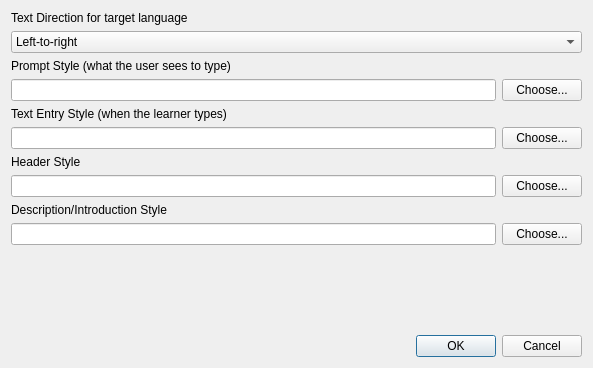
First picture: the form in edittextstylesdialog.ui, repository adamb924/TypingTutor, before the edit.
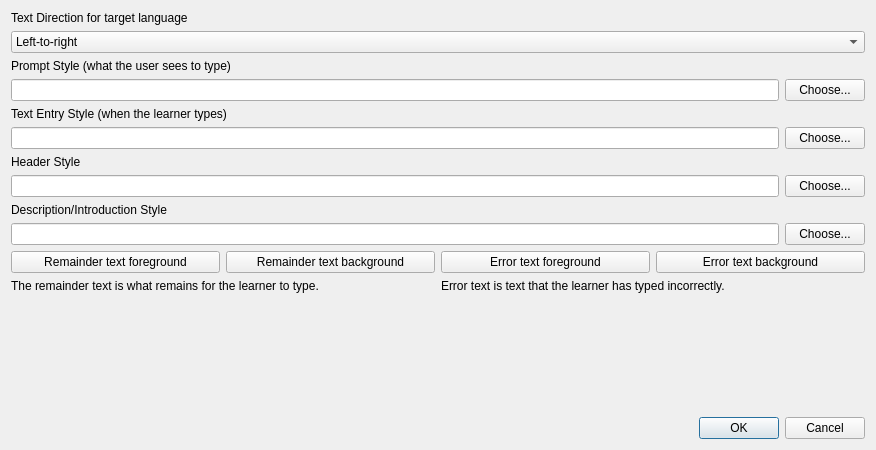
Second picture: the form after the edit.

```diff
--- a/edittextstylesdialog.ui
+++ b/edittextstylesdialog.ui
@@ -6,8 +6,8 @@
    <rect>
     <x>0</x>
     <y>0</y>
-    <width>593</width>
-    <height>368</height>
+    <width>876</width>
+    <height>450</height>
    </rect>
   </property>
   <property name="windowTitle">
@@ -119,6 +119,56 @@
      </item>
     </layout>
    </item>
+   <item>
+    <layout class="QHBoxLayout" name="horizontalLayout_5">
+     <item>
+      <widget class="QPushButton" name="remainderFGButton">
+       <property name="text">
+        <string>Remainder text foreground</string>
+       </property>
+      </widget>
+     </item>
+     <item>
+      <widget class="QPushButton" name="remainderBGButton">
+       <property name="text">
+        <string>Remainder text background</string>
+       </property>
+      </widget>
+     </item>
+     <item>
+      <widget class="QPushButton" name="errorFGButton">
+       <property name="text">
+        <string>Error text foreground</string>
+       </property>
+      </widget>
+     </item>
+     <item>
+      <widget class="QPushButton" name="errorBGButton">
+       <property name="text">
+        <string>Error text background</string>
+       </property>
+      </widget>
+     </item>
+    </layout>
+   </item>
+   <item>
+    <layout class="QHBoxLayout" name="horizontalLayout_7">
+     <item>
+      <widget class="QLabel" name="remainderLabel">
+       <property name="text">
+        <string>The remainder text is what remains for the learner to type.</string>
+       </property>
+      </widget>
+     </item>
+     <item>
+      <widget class="QLabel" name="errorLabel">
+       <property name="text">
+        <string>Error text is text that the learner has typed incorrectly.</string>
+       </property>
+      </widget>
+     </item>
+    </layout>
+   </item>
    <item>
     <spacer name="verticalSpacer">
      <property name="orientation">
```
